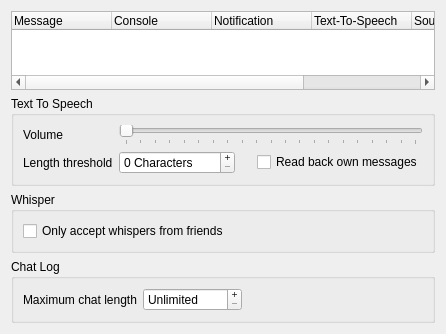
Qt form src/mumble/Log.ui (mumble-voip/mumble) before a commit.
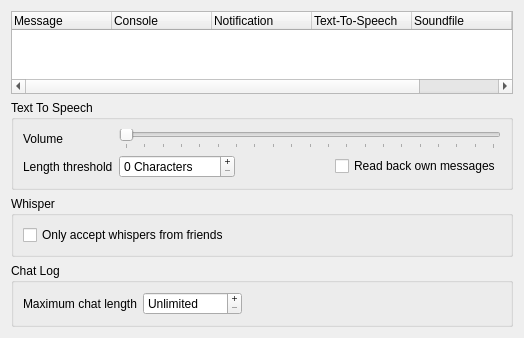
The same form after that commit.

What changed in the file:
```diff
--- a/src/mumble/Log.ui
+++ b/src/mumble/Log.ui
@@ -6,8 +6,8 @@
    <rect>
     <x>0</x>
     <y>0</y>
-    <width>446</width>
-    <height>334</height>
+    <width>524</width>
+    <height>338</height>
    </rect>
   </property>
   <property name="windowTitle">
```
Left out of the diff: 2 changed lines with no effect on the pictures.
